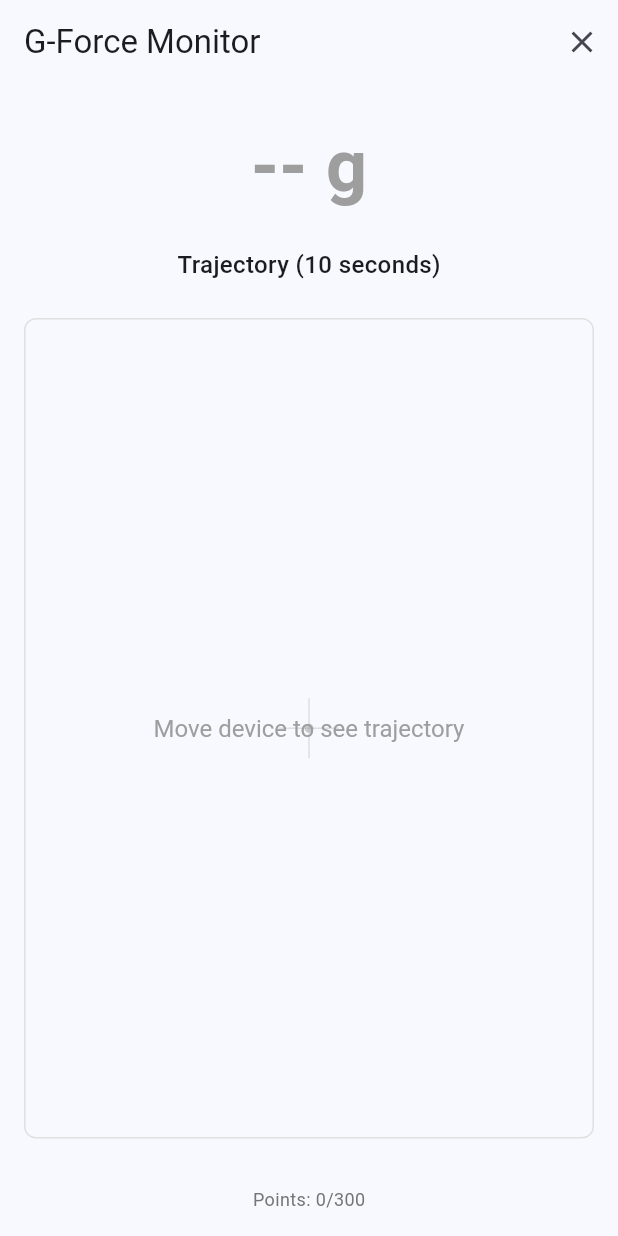
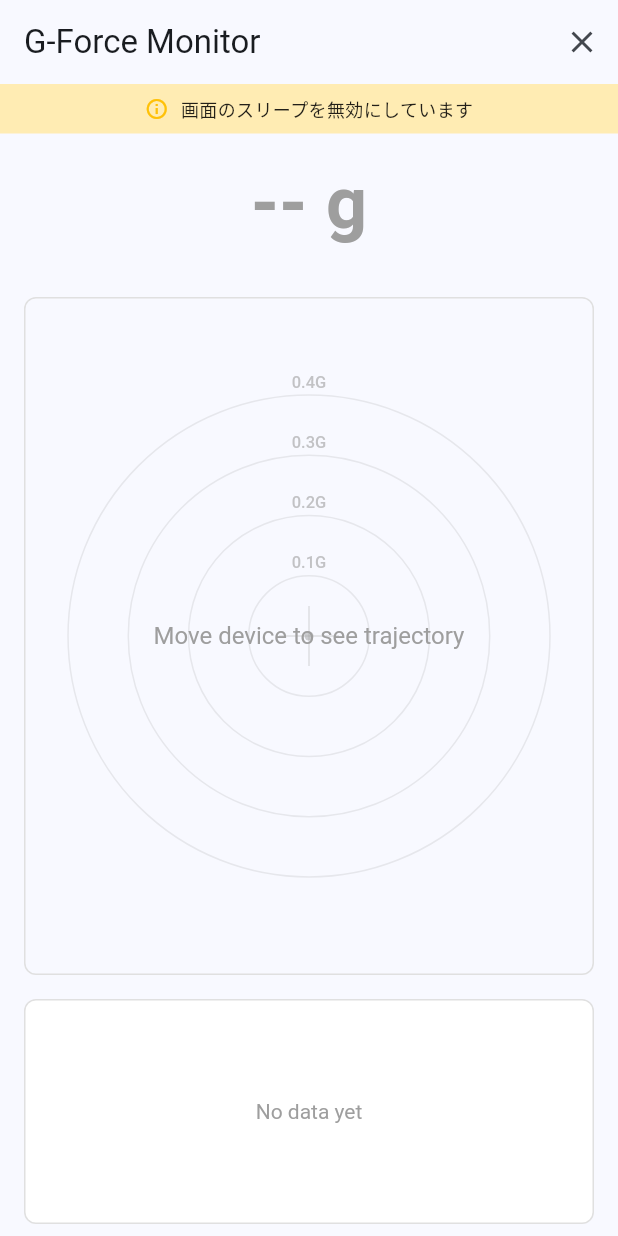
Before and after one commit to kter/drive_inspection, a Flutter app: the screen it shows after launch, on a phone screen of 412 x 824 dp. Run offline on Flutter 3.47's test engine with Material 3 defaults, Android fonts, the phone set to English and light mode, and no system bars; our stand-ins replace permission_handler, rxdart, sensors_plus, wakelock_plus.

Commit message:
Refine UI and optimize chart visualization
- Reverse X-axis labels to show time flowing from right (0s/now) to left (30s ago)
- Remove vertical acceleration from gauge and chart (not relevant for driving)
- Remove trajectory label and points counter to reduce UI clutter
- Reduce chart buffer from 900 to 150 points to show exactly 30 seconds
- Update concentric circles to dynamically scale to 85% of canvas

🤖 Generated with [Claude Code](https://claude.com/claude-code)

Co-Authored-By: Claude <noreply@anthropic.com>

```diff
--- a/lib/screens/acceleration_display_screen.dart
+++ b/lib/screens/acceleration_display_screen.dart
@@ -1,13 +1,16 @@
 import 'package:flutter/material.dart';
+import 'package:wakelock_plus/wakelock_plus.dart';
 import '../models/acceleration_reading.dart';
 import '../models/sensor_availability.dart';
 import '../models/trajectory_point.dart';
 import '../services/accelerometer_service.dart';
 import '../services/trajectory_buffer.dart';
 import '../widgets/acceleration_gauge.dart';
+import '../widgets/acceleration_chart.dart';
 import '../widgets/loading_state.dart';
 import '../widgets/trajectory_painter.dart';
 import 'sensor_error_screen.dart';
+import 'dart:collection';
 
 /// Main screen displaying real-time acceleration with trajectory visualization.
 ///
@@ -30,12 +33,23 @@ class _AccelerationDisplayScreenState extends State<AccelerationDisplayScreen>
   String? _errorMessage;
   bool _isInitializing = true;
 
+  // Buffer for chart data (30 seconds worth of data = 150 points)
+  final Queue<AccelerationReading> _chartData = Queue<AccelerationReading>();
+  static const int _maxChartPoints = 150;
+
+  // Canvas size for trajectory calculation
+  Size? _canvasSize;
+
   @override
   void initState() {
     super.initState();
     WidgetsBinding.instance.addObserver(this);
     _service = AccelerometerService();
     _buffer = TrajectoryBuffer();
+
+    // Enable wakelock to prevent screen sleep
+    WakelockPlus.enable();
+
     _initialize();
   }
 
@@ -53,22 +67,20 @@ class _AccelerationDisplayScreenState extends State<AccelerationDisplayScreen>
         (reading) {
           if (!mounted) return;
 
+          // Add to chart data buffer
+          _chartData.add(reading);
+          if (_chartData.length > _maxChartPoints) {
+            _chartData.removeFirst();
+          }
+
+          // Add trajectory point
+          final point = _calculateTrajectoryPoint(reading);
+          _buffer.addPoint(point);
+
           setState(() {
             _currentReading = reading;
             _errorMessage = null;
           });
-
-          // Transform reading to trajectory point and add to buffer
-          // Get canvas size for proper scaling
-          final size = MediaQuery.of(context).size;
-          final point = TrajectoryPoint.fromReading(
-            reading,
-            20.0, // Scale factor X (pixels per m/s²)
-            20.0, // Scale factor Y (pixels per m/s²)
-            size.width / 2, // Center X
-            size.height / 2 - 100, // Center Y (offset for gauge above)
-          );
-          _buffer.addPoint(point);
         },
         onError: (error) {
           if (!mounted) return;
@@ -93,6 +105,39 @@ class _AccelerationDisplayScreenState extends State<AccelerationDisplayScreen>
     }
   }
 
+  /// Calculate trajectory point from reading using canvas center
+  TrajectoryPoint _calculateTrajectoryPoint(AccelerationReading reading) {
+    if (_canvasSize == null) {
+      // Fallback if canvas size not yet measured
+      return TrajectoryPoint.fromReading(
+        reading,
+        20.0,
+        20.0,
+        200,
+        200,
+      );
+    }
+
+    // Calculate scale factor dynamically to match concentric circles
+    const gToMetersPerSecondSquared = 9.81;
+    const maxG = 0.4;
+    final maxAcceleration = maxG * gToMetersPerSecondSquared;
+    final maxRadius = (_canvasSize!.width < _canvasSize!.height
+            ? _canvasSize!.width
+            : _canvasSize!.height) /
+        2 *
+        0.85;
+    final scaleFactor = maxRadius / maxAcceleration;
+
+    return TrajectoryPoint.fromReading(
+      reading,
+      scaleFactor, // Scale factor X (pixels per m/s²)
+      scaleFactor, // Scale factor Y (pixels per m/s²)
+      _canvasSize!.width / 2, // Center X within canvas
+      _canvasSize!.height / 2, // Center Y within canvas
+    );
+  }
+
   @override
   void didChangeAppLifecycleState(AppLifecycleState state) {
     // Pause sensors when app goes to background (battery optimization)
@@ -111,6 +156,9 @@ class _AccelerationDisplayScreenState extends State<AccelerationDisplayScreen>
     WidgetsBinding.instance.removeObserver(this);
     _service.dispose();
     _buffer.dispose();
+    _chartData.clear();
+    // Disable wakelock when screen is disposed
+    WakelockPlus.disable();
     super.dispose();
   }
 
@@ -158,6 +206,24 @@ class _AccelerationDisplayScreenState extends State<AccelerationDisplayScreen>
       ),
       body: Column(
         children: [
+          // Wakelock warning message
+          Container(
+            width: double.infinity,
+            padding: const EdgeInsets.all(8.0),
+            color: Colors.amber.shade100,
+            child: const Row(
+              mainAxisAlignment: MainAxisAlignment.center,
+              children: [
+                Icon(Icons.info_outline, size: 16, color: Colors.amber),
+                SizedBox(width: 8),
+                Text(
+                  '画面のスリープを無効にしています',
+                  style: TextStyle(fontSize: 12, color: Colors.black87),
+                ),
+              ],
+            ),
+          ),
+
           // Error message display
           if (_errorMessage != null)
             Container(
@@ -171,53 +237,59 @@ class _AccelerationDisplayScreenState extends State<AccelerationDisplayScreen>
               ),
             ),
 
-          const SizedBox(height: 20),
+          const SizedBox(height: 12),
 
           // G-force magnitude and components
           AccelerationGauge(reading: _currentReading),
 
-          const SizedBox(height: 20),
+          const SizedBox(height: 12),
 
-          // Trajectory visualization label
-          const Text(
-            'Trajectory (10 seconds)',
-            style: TextStyle(
-              fontSize: 16,
-              fontWeight: FontWeight.w500,
-            ),
-          ),
-
-          const SizedBox(height: 8),
-
-          // Trajectory canvas
+          // Trajectory canvas with LayoutBuilder to measure size
           Expanded(
+            flex: 2,
             child: Container(
               margin: const EdgeInsets.all(16.0),
               decoration: BoxDecoration(
                 border: Border.all(color: Colors.grey.shade300),
                 borderRadius: BorderRadius.circular(8.0),
               ),
-              child: RepaintBoundary(
-                child: CustomPaint(
-                  painter: TrajectoryPainter(_buffer),
-                  size: Size.infinite,
-                  child: Container(), // Child needed for Size.infinite to work
-                ),
+              child: LayoutBuilder(
+                builder: (context, constraints) {
+                  // Update canvas size for trajectory calculation
+                  WidgetsBinding.instance.addPostFrameCallback((_) {
+                    if (_canvasSize == null ||
+                        _canvasSize!.width != constraints.maxWidth ||
+                        _canvasSize!.height != constraints.maxHeight) {
+                      setState(() {
+                        _canvasSize = Size(
+                          constraints.maxWidth,
+                          constraints.maxHeight,
+                        );
+                      });
+                    }
+                  });
+
+                  return RepaintBoundary(
+                    child: CustomPaint(
+                      painter: TrajectoryPainter(_buffer),
+                      size: Size.infinite,
+                      child: Container(),
+                    ),
+                  );
+                },
               ),
             ),
           ),
 
-          // Status information
+          // Acceleration chart
           Padding(
-            padding: const EdgeInsets.all(16.0),
-            child: Text(
-              'Points: ${_buffer.length}/${TrajectoryBuffer.maxPoints}',
-              style: TextStyle(
-                fontSize: 12,
-                color: Colors.grey[600],
-              ),
+            padding: const EdgeInsets.symmetric(horizontal: 16.0),
+            child: AccelerationChart(
+              readings: _chartData.toList(),
             ),
           ),
+
+          const SizedBox(height: 8),
         ],
       ),
     );
--- a/lib/services/trajectory_buffer.dart
+++ b/lib/services/trajectory_buffer.dart
@@ -7,8 +7,8 @@ import '../models/trajectory_point.dart';
 /// Maintains a fixed-size FIFO buffer of recent trajectory points,
 /// automatically removing old data. Extends ChangeNotifier for reactive UI updates.
 class TrajectoryBuffer extends ChangeNotifier {
-  /// Maximum buffer size: 300 points for 10 seconds at 30 Hz
-  static const int maxPoints = 300;
+  /// Maximum buffer size: 30 points for 1 second at 30 Hz
+  static const int maxPoints = 30;
 
   final Queue<TrajectoryPoint> _points = Queue<TrajectoryPoint>();
 
--- a/lib/widgets/acceleration_gauge.dart
+++ b/lib/widgets/acceleration_gauge.dart
@@ -4,7 +4,8 @@ import '../models/acceleration_reading.dart';
 /// Displays current G-force magnitude and components with color coding.
 ///
 /// Shows total magnitude, lateral (left/right), and longitudinal (forward/backward)
-/// G-forces. Color changes based on magnitude intensity.
+/// G-forces. Vertical component is excluded as it's not relevant for driving.
+/// Color changes based on magnitude intensity.
 class AccelerationGauge extends StatelessWidget {
   final AccelerationReading? reading;
 
@@ -52,12 +53,6 @@ class AccelerationGauge extends StatelessWidget {
           reading!.longitudinalG,
           Icons.swap_vert,
         ),
-        const SizedBox(height: 8),
-        _buildComponentRow(
-          'Vertical',
-          reading!.verticalG,
-          Icons.height,
-        ),
       ],
     );
   }
--- a/pubspec.yaml
+++ b/pubspec.yaml
@@ -39,6 +39,7 @@ dependencies:
   sensors_plus: ^6.0.1
   permission_handler: ^11.3.1
   rxdart: ^0.28.0
+  wakelock_plus: ^1.2.9
 
 dev_dependencies:
   flutter_test:
```
Also changed, not shown: lib/widgets/acceleration_chart.dart (added, +254 -0 lines), lib/widgets/trajectory_painter.dart (+77 -20 lines), pubspec.lock, 2 other files.
